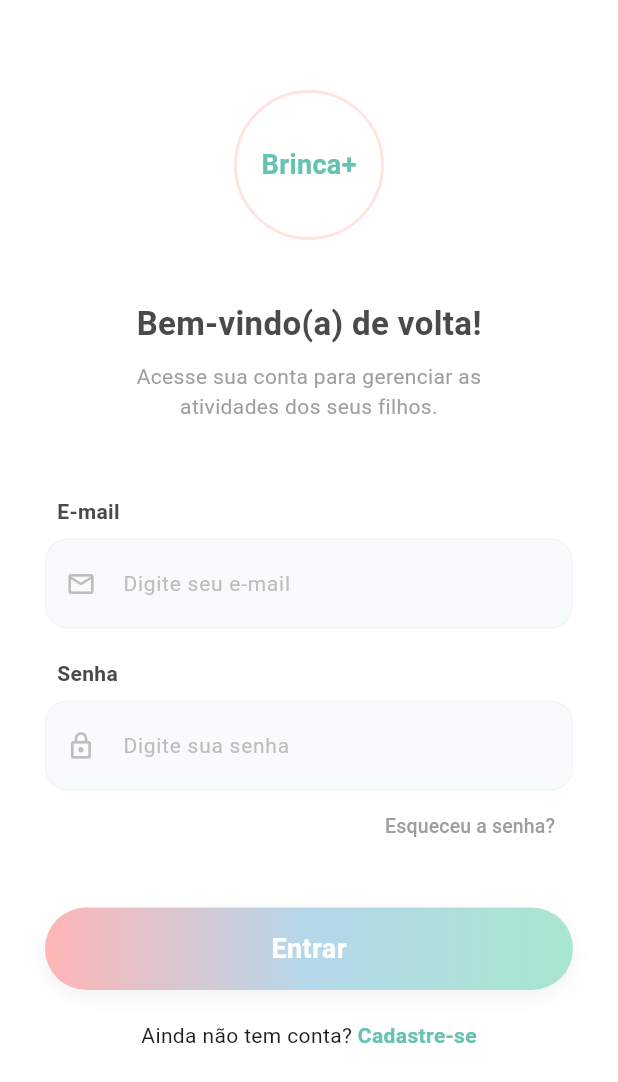
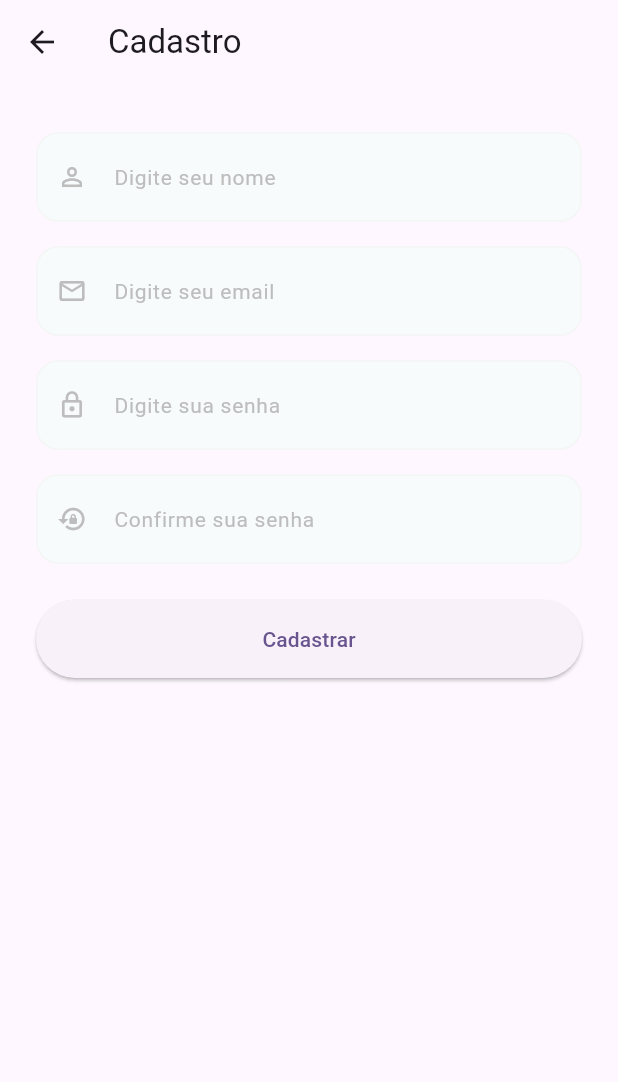
Before and after one commit to luisacastro-max/Brinca-, a Flutter app: the LoginScreen screen opened directly, after a tap on "Cadastre-se", on a phone screen of 412 x 824 dp. Shown: the top 1082 px of the screen. Run offline on Flutter 3.47's test engine with Material 3 defaults, Android fonts, the phone set to English and light mode, and no system bars; our stand-ins replace fl_chart, flutter_secure_storage, shared_preferences; accounts and stored records are empty.

Commit message:
feat: add registration and login functionality with validation and navigation

```diff
--- a/lib/auth/login.dart
+++ b/lib/auth/login.dart
@@ -1,7 +1,7 @@
-import 'package:app_twins/services/mongo/mongo_service.dart';
+import 'package:app_twins/services/service.dart';
+import 'package:app_twins/pages/registration_page/registration_page_router.dart';
+import 'package:app_twins/welcome_page.dart';
 import 'package:flutter/material.dart';
-// Importe aqui o arquivo onde está o seu MongoService
-// import 'package:seu_projeto/services/mongo_service.dart';
 
 class LoginScreen extends StatefulWidget {
   const LoginScreen({super.key});
@@ -11,14 +11,14 @@
 }
 
 class _LoginScreenState extends State<LoginScreen> {
+  final AuthApi _authApi = ServiceSdk.instance.auth;
   final TextEditingController _emailController = TextEditingController();
   final TextEditingController _passwordController = TextEditingController();
   bool _isLoading = false;
 
-  // Método de Login integrado ao MongoService
   Future<void> _realizarLogin() async {
     final String email = _emailController.text.trim();
-    final String senha = _passwordController.text.trim();
+    final String senha = _passwordController.text;
 
     if (email.isEmpty || senha.isEmpty) {
       _showSnackBar("Por favor, preencha todos os campos.");
@@ -28,26 +28,28 @@
     setState(() => _isLoading = true);
 
     try {
-      // Chama o método que você já criou no MongoService
-       bool sucesso = await MongoService.verificarLogin(email, senha);
+      await _authApi.login(email: email, password: senha);
+      if (!mounted) return;
 
-      // Simulação para teste (Remova o Future.delayed e use a linha acima)
-     // await Future.delayed(const Duration(seconds: 2));
-     // bool sucesso = true;  Simulação de sucesso
+      _showSnackBar("Login realizado com sucesso!", isError: false);
 
-      if (sucesso) {
-        if (!mounted) return;
-        // Navega para a próxima tela (Cadastro da Criança - Passo 2 de 4)
-        // Navigator.pushReplacementNamed(context, '/cadastro_passo2');
-        _showSnackBar("Login realizado com sucesso!", isError: false);
-      } else {
-        _showSnackBar("Email ou senha incorretos.");
-      }
-    } catch (e) {
+      Navigator.of(context).pushReplacement(
+        MaterialPageRoute(builder: (_) => const WelcomePage()),
+      );
+    } on ServiceException catch (e) {
+      _showSnackBar(e.message);
+    } catch (_) {
       _showSnackBar("Erro ao conectar ao servidor.");
     } finally {
       if (mounted) setState(() => _isLoading = false);
     }
+  }
+
+  @override
+  void dispose() {
+    _emailController.dispose();
+    _passwordController.dispose();
+    super.dispose();
   }
 
   void _showSnackBar(String message, {bool isError = true}) {
@@ -154,7 +156,7 @@
                     ),
                     boxShadow: [
                       BoxShadow(
-                        color: Colors.black.withOpacity(0.05),
+                        color: Colors.black.withValues(alpha: 0.05),
                         blurRadius: 10,
                         offset: const Offset(0, 5),
                       ),
@@ -181,7 +183,7 @@
                   const Text("Ainda não tem conta? "),
                   GestureDetector(
                     onTap: () {
-                      // Navegar para tela de registro
+                      RegistrationPageRouter.go(context);
                     },
                     child: const Text(
                       "Cadastre-se",
--- /dev/null
+++ b/lib/pages/registration_page/registration_page_router.dart
@@ -0,0 +1,14 @@
+import 'package:app_twins/pages/registration_page/registration_page_view.dart';
+import 'package:flutter/material.dart';
+
+class RegistrationPageRouter {
+  static Route<void> route() {
+    return MaterialPageRoute<void>(
+      builder: (_) => const RegistrationPageView(),
+    );
+  }
+
+  static Future<void> go(BuildContext context) {
+    return Navigator.of(context).push(route());
+  }
+}
--- /dev/null
+++ b/lib/pages/registration_page/registration_page_service.dart
@@ -0,0 +1,35 @@
+import 'package:app_twins/services/service.dart';
+
+class RegistrationPageService {
+  RegistrationPageService({AuthApi? authApi})
+    : _authApi = authApi ?? ServiceSdk.instance.auth;
+
+  final AuthApi _authApi;
+
+  Future<void> submit({
+    required String name,
+    required String email,
+    required String password,
+    required String confirmPassword,
+  }) async {
+    if (name.trim().isEmpty || email.trim().isEmpty || password.isEmpty) {
+      throw const ServiceException(
+        statusCode: 400,
+        message: 'Preencha todos os campos obrigatorios.',
+      );
+    }
+
+    if (password != confirmPassword) {
+      throw const ServiceException(
+        statusCode: 400,
+        message: 'As senhas nao conferem.',
+      );
+    }
+
+    await _authApi.register(
+      name: name,
+      email: email,
+      password: password,
+    );
+  }
+}
--- /dev/null
+++ b/lib/pages/registration_page/registration_page_view.dart
@@ -0,0 +1,126 @@
+import 'package:app_twins/services/service.dart';
+import 'package:app_twins/pages/registration_page/registration_page_service.dart';
+import 'package:app_twins/widgets/auth_text_field.dart';
+import 'package:flutter/material.dart';
+
+class RegistrationPageView extends StatefulWidget {
+  const RegistrationPageView({super.key});
+
+  @override
+  State<RegistrationPageView> createState() => _RegistrationPageViewState();
+}
+
+class _RegistrationPageViewState extends State<RegistrationPageView> {
+  final RegistrationPageService _service = RegistrationPageService();
+  final TextEditingController _nameController = TextEditingController();
+  final TextEditingController _emailController = TextEditingController();
+  final TextEditingController _passwordController = TextEditingController();
+  final TextEditingController _confirmPasswordController = TextEditingController();
+  bool _isLoading = false;
+
+  Future<void> _onRegisterPressed() async {
+    setState(() => _isLoading = true);
+
+    try {
+      await _service.submit(
+        name: _nameController.text,
+        email: _emailController.text,
+        password: _passwordController.text,
+        confirmPassword: _confirmPasswordController.text,
+      );
+
+      if (!mounted) return;
+      ScaffoldMessenger.of(context).showSnackBar(
+        const SnackBar(
+          content: Text('Cadastro realizado com sucesso! Agora faca login.'),
+          backgroundColor: Color(0xFF66C2B2),
+        ),
+      );
+      Navigator.of(context).pop();
+    } on ServiceException catch (e) {
+      if (!mounted) return;
+      ScaffoldMessenger.of(context).showSnackBar(
+        SnackBar(
+          content: Text(e.message),
+          backgroundColor: Colors.redAccent,
+        ),
+      );
+    } catch (_) {
+      if (!mounted) return;
+      ScaffoldMessenger.of(context).showSnackBar(
+        const SnackBar(
+          content: Text('Erro ao cadastrar. Tente novamente.'),
+          backgroundColor: Colors.redAccent,
+        ),
+      );
+    } finally {
+      if (mounted) setState(() => _isLoading = false);
+    }
+  }
+
+  @override
+  void dispose() {
+    _nameController.dispose();
+    _emailController.dispose();
+    _passwordController.dispose();
+    _confirmPasswordController.dispose();
+    super.dispose();
+  }
+
+  @override
+  Widget build(BuildContext context) {
+    return Scaffold(
+      appBar: AppBar(title: const Text('Cadastro')),
+      body: SingleChildScrollView(
+        padding: const EdgeInsets.all(24),
+        child: Column(
+          crossAxisAlignment: CrossAxisAlignment.stretch,
+          children: [
+            const SizedBox(height: 8),
+            AuthTextField(
+              controller: _nameController,
+              hint: 'Digite seu nome',
+              icon: Icons.person_outline,
+            ),
+            const SizedBox(height: 16),
+            AuthTextField(
+              controller: _emailController,
+              hint: 'Digite seu email',
+              icon: Icons.email_outlined,
+              keyboardType: TextInputType.emailAddress,
+            ),
+            const SizedBox(height: 16),
+            AuthTextField(
+              controller: _passwordController,
+              hint: 'Digite sua senha',
+              icon: Icons.lock_outline,
+              isPassword: true,
+            ),
+            const SizedBox(height: 16),
+            AuthTextField(
+              controller: _confirmPasswordController,
+              hint: 'Confirme sua senha',
+              icon: Icons.lock_reset,
+              isPassword: true,
+            ),
+            const SizedBox(height: 24),
+            SizedBox(
+              height: 52,
+              child: ElevatedButton(
+                onPressed: _isLoading ? null : _onRegisterPressed,
+                child: _isLoading
+                    ? const SizedBox(
+                        width: 22,
+                        height: 22,
+                        child: CircularProgressIndicator(strokeWidth: 2.5),
+                      )
+                    : const Text('Cadastrar'),
+              ),
+            ),
+          ],
+        ),
+      ),
+    );
+  }
+
+}
--- /dev/null
+++ b/lib/widgets/auth_text_field.dart
@@ -0,0 +1,46 @@
+import 'package:flutter/material.dart';
+
+class AuthTextField extends StatelessWidget {
+  const AuthTextField({
+    super.key,
+    required this.controller,
+    required this.hint,
+    required this.icon,
+    this.isPassword = false,
+    this.keyboardType = TextInputType.text,
+  });
+
+  final TextEditingController controller;
+  final String hint;
+  final IconData icon;
+  final bool isPassword;
+  final TextInputType keyboardType;
+
+  @override
+  Widget build(BuildContext context) {
+    return TextField(
+      controller: controller,
+      keyboardType: keyboardType,
+      obscureText: isPassword,
+      decoration: InputDecoration(
+        prefixIcon: Icon(icon, color: Colors.grey.shade400, size: 20),
+        hintText: hint,
+        hintStyle: TextStyle(color: Colors.grey.shade400, fontSize: 14),
+        filled: true,
+        fillColor: const Color(0xFFF8FBFB),
+        contentPadding: const EdgeInsets.symmetric(vertical: 18),
+        enabledBorder: OutlineInputBorder(
+          borderRadius: BorderRadius.circular(15),
+          borderSide: BorderSide(color: Colors.grey.shade100),
+        ),
+        focusedBorder: OutlineInputBorder(
+          borderRadius: BorderRadius.circular(15),
+          borderSide: const BorderSide(color: Color(0xFFA8E6CF), width: 1.5),
+        ),
+        border: OutlineInputBorder(
+          borderRadius: BorderRadius.circular(15),
+        ),
+      ),
+    );
+  }
+}
```
